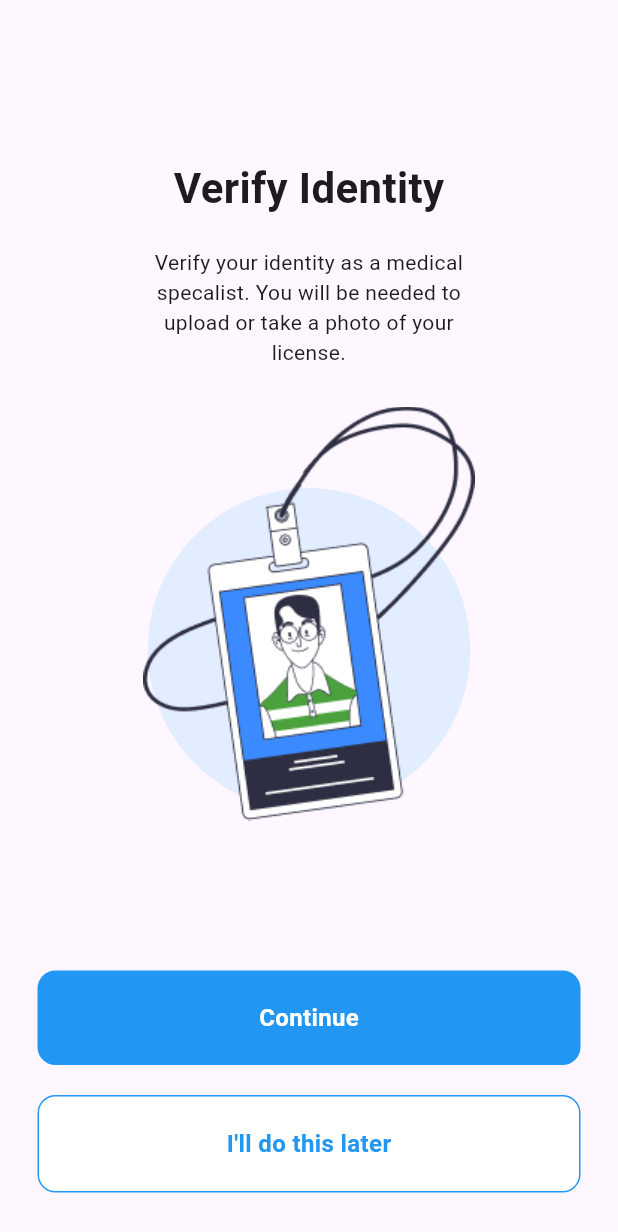
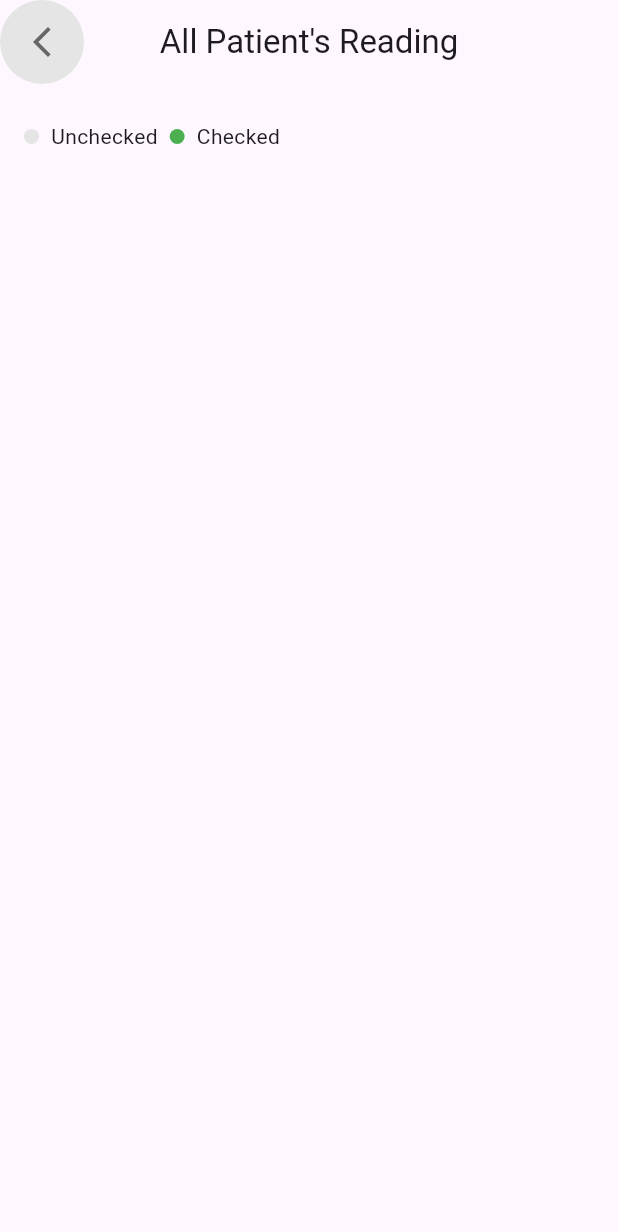
Before and after one commit to ZiRael-Code/DoctorApp, a Flutter app: the screen it shows after launch, on a phone screen of 412 x 824 dp. Shown: the top 1232 px of the screen. Run offline on Flutter 3.47's test engine with Material 3 defaults, Android fonts, the light colour scheme and no system bars; our stand-ins replace flutter_svg.

Commit message:
wanna fix conflits

```diff
--- /dev/null
+++ b/lib/AllPatientReading.dart
@@ -0,0 +1,72 @@
+
+import 'package:flutter/cupertino.dart';
+import 'package:flutter/material.dart';
+
+void main(){
+  runApp(AllPatientReading());
+}
+
+class AllPatientReading extends StatefulWidget{
+_AllPatientState createState() => _AllPatientState();
+}
+
+class _AllPatientState extends State<AllPatientReading>{
+  @override
+  Widget build(BuildContext context) {
+    return MaterialApp(home: Scaffold(
+      appBar: AppBar(
+        leading: Container(
+          width: 50,
+            height: 50,
+            decoration: BoxDecoration(
+              color: Color(0xffE5E5E5),
+              shape: BoxShape.circle
+            ),
+            child:
+        Icon(Icons.arrow_back_ios_new, color: Color(0xff666666),)
+        ),
+        title: Text('All Patient\'s Reading'),
+        centerTitle: true,
+      ),
+      body:Padding(
+          padding: EdgeInsets.only(left: 16, right: 16, top: 25)
+            ,child: Column(
+          children: [
+            Row(
+              children: [
+                Container(
+                  width: 10,
+                  height: 10,
+                  decoration: BoxDecoration(
+                      color: Color(0xffE5E5E5),
+                      shape: BoxShape.circle
+                  ),
+                ),
+                 SizedBox(width: 8,),
+                 Text('Unchecked'),
+                SizedBox(width: 8,),
+                Container(
+                  width: 10,
+                  height: 10,
+                  decoration: BoxDecoration(
+                      color: Colors.green,
+                      shape: BoxShape.circle
+                  ),
+                ),
+                 SizedBox(width: 8,),
+                 Text('Checked')
+
+              ],
+            )
+        ],
+      ),
+
+      )
+      )
+    );
+  }
+
+
+
+
+}
--- a/lib/main.dart
+++ b/lib/main.dart
@@ -1,26 +1,26 @@
-import 'package:doctor_app/MainScreenSection/Dashboard.dart';
-import 'package:doctor_app/onboarding/verify_identity.dart';
-import 'package:flutter/material.dart';
-
-void main() {
-  runApp(const MyApp());
-}
-// this is israel on main.dart
-
-class MyApp extends StatelessWidget {
-  const MyApp({super.key});
-
-  // This widget is the root of your application.
-  @override
-  Widget build(BuildContext context) {
-    return MaterialApp(
-      debugShowCheckedModeBanner: false,
-      title: 'Doctor App',
-      theme: ThemeData(
-        colorScheme: ColorScheme.fromSeed(seedColor: Colors.deepPurple),
-        useMaterial3: true,
-      ),
-      home: const VerifyIdentity(),
-    );
-  }
-}
+// import 'package:doctor_app/MainScreenSection/Dashboard.dart';
+// import 'package:doctor_app/onboarding/verify_identity.dart';
+// import 'package:flutter/material.dart';
+//
+// void main() {
+//   runApp(const MyApp());
+// }
+// // this is israel on main.dart
+//
+// class MyApp extends StatelessWidget {
+//   const MyApp({super.key});
+//
+//   // This widget is the root of your application.
+//   @override
+//   Widget build(BuildContext context) {
+//     return MaterialApp(
+//       debugShowCheckedModeBanner: false,
+//       title: 'Doctor App',
+//       theme: ThemeData(
+//         colorScheme: ColorScheme.fromSeed(seedColor: Colors.deepPurple),
+//         useMaterial3: true,
+//       ),
+//       home: const VerifyIdentity(),
+//     );
+//   }
+// }
--- a/lib/onboarding/verify_identity.dart
+++ b/lib/onboarding/verify_identity.dart
@@ -1,91 +1,91 @@
-import 'package:doctor_app/components/my_blue_button.dart';
-import 'package:doctor_app/components/my_white_button.dart';
-import 'package:doctor_app/onboarding/upload_id_card.dart';
-import 'package:flutter/material.dart';
-
-class VerifyIdentity extends StatelessWidget {
-  const VerifyIdentity({super.key});
-
-  @override
-  Widget build(BuildContext context) {
-    return Scaffold(
-      body: Center(
-        child: SafeArea(
-          child: Padding(
-            padding: const EdgeInsets.all(25),
-            child: Column(
-              children: [
-                const SizedBox(
-                  height: 80,
-                ),
-                const Text(
-                  "Verify Identity",
-                  style: TextStyle(
-                    fontSize: 28,
-                    fontWeight: FontWeight.bold,
-                  ),
-                ),
-                const SizedBox(
-                  height: 20,
-                ),
-                const Padding(
-                  padding: EdgeInsets.symmetric(horizontal: 75),
-                  child: Text(
-                    "Verify your identity as a medical specalist. You will be needed to upload or take a photo of your license.",
-                    style: TextStyle(
-                      fontSize: 14,
-                    ),
-                    textAlign: TextAlign.center,
-                  ),
-                ),
-
-                // image
-                Stack(
-                  children: [
-                    Center(
-                      child: Container(
-                        margin: const EdgeInsets.only(top: 80.5),
-                        child: Image.asset(
-                          "assets/images/Group 803.png",
-                          width: 215,
-                          height: 215,
-                        ),
-                      ),
-                    ),
-                    Center(
-                      child: Container(
-                        margin: const EdgeInsets.only(top: 26),
-                        child: Image.asset(
-                          "assets/images/id-card.png",
-                          width: 222,
-                          height: 276,
-                        ),
-                      ),
-                    ),
-                  ],
-                ),
-
-                const SizedBox(
-                  height: 100,
-                ),
-
-                GestureDetector(
-                    onTap: () => Navigator.push(
-                          context,
-                          MaterialPageRoute(
-                            builder: (context) => const UploadIdCard(),
-                          ),
-                        ),
-                    child: const MyBlueButton(text: "Continue")),
-                const SizedBox(
-                  height: 20,
-                ),
-                const MyWhiteButton(text: "I'll do this later")
-              ],
-            ),
-          ),
-        ),
-      ),
-    );
-  }
-}
+// import 'package:doctor_app/components/my_blue_button.dart';
+// import 'package:doctor_app/components/my_white_button.dart';
+// import 'package:doctor_app/onboarding/upload_id_card.dart';
+// import 'package:flutter/material.dart';
+//
+// class VerifyIdentity extends StatelessWidget {
+//   const VerifyIdentity({super.key});
+//
+//   @override
+//   Widget build(BuildContext context) {
+//     return Scaffold(
+//       body: Center(
+//         child: SafeArea(
+//           child: Padding(
+//             padding: const EdgeInsets.all(25),
+//             child: Column(
+//               children: [
+//                 const SizedBox(
+//                   height: 80,
+//                 ),
+//                 const Text(
+//                   "Verify Identity",
+//                   style: TextStyle(
+//                     fontSize: 28,
+//                     fontWeight: FontWeight.bold,
+//                   ),
+//                 ),
+//                 const SizedBox(
+//                   height: 20,
+//                 ),
+//                 const Padding(
+//                   padding: EdgeInsets.symmetric(horizontal: 75),
+//                   child: Text(
+//                     "Verify your identity as a medical specalist. You will be needed to upload or take a photo of your license.",
+//                     style: TextStyle(
+//                       fontSize: 14,
+//                     ),
+//                     textAlign: TextAlign.center,
+//                   ),
+//                 ),
+//
+//                 // image
+//                 Stack(
+//                   children: [
+//                     Center(
+//                       child: Container(
+//                         margin: const EdgeInsets.only(top: 80.5),
+//                         child: Image.asset(
+//                           "assets/images/Group 803.png",
+//                           width: 215,
+//                           height: 215,
+//                         ),
+//                       ),
+//                     ),
+//                     Center(
+//                       child: Container(
+//                         margin: const EdgeInsets.only(top: 26),
+//                         child: Image.asset(
+//                           "assets/images/id-card.png",
+//                           width: 222,
+//                           height: 276,
+//                         ),
+//                       ),
+//                     ),
+//                   ],
+//                 ),
+//
+//                 const SizedBox(
+//                   height: 100,
+//                 ),
+//
+//                 GestureDetector(
+//                     onTap: () => Navigator.push(
+//                           context,
+//                           MaterialPageRoute(
+//                             builder: (context) => const UploadIdCard(),
+//                           ),
+//                         ),
+//                     child: const MyBlueButton(text: "Continue")),
+//                 const SizedBox(
+//                   height: 20,
+//                 ),
+//                 const MyWhiteButton(text: "I'll do this later")
+//               ],
+//             ),
+//           ),
+//         ),
+//       ),
+//     );
+//   }
+// }
```
Also changed, not shown: lib/MainScreenSection/Dashboard.dart (+7 -0 lines), lib/onboarding/upload_id_card.dart (+133 -133 lines), pubspec.yaml (+2 -10 lines), pubspec.lock, 10 other files.
